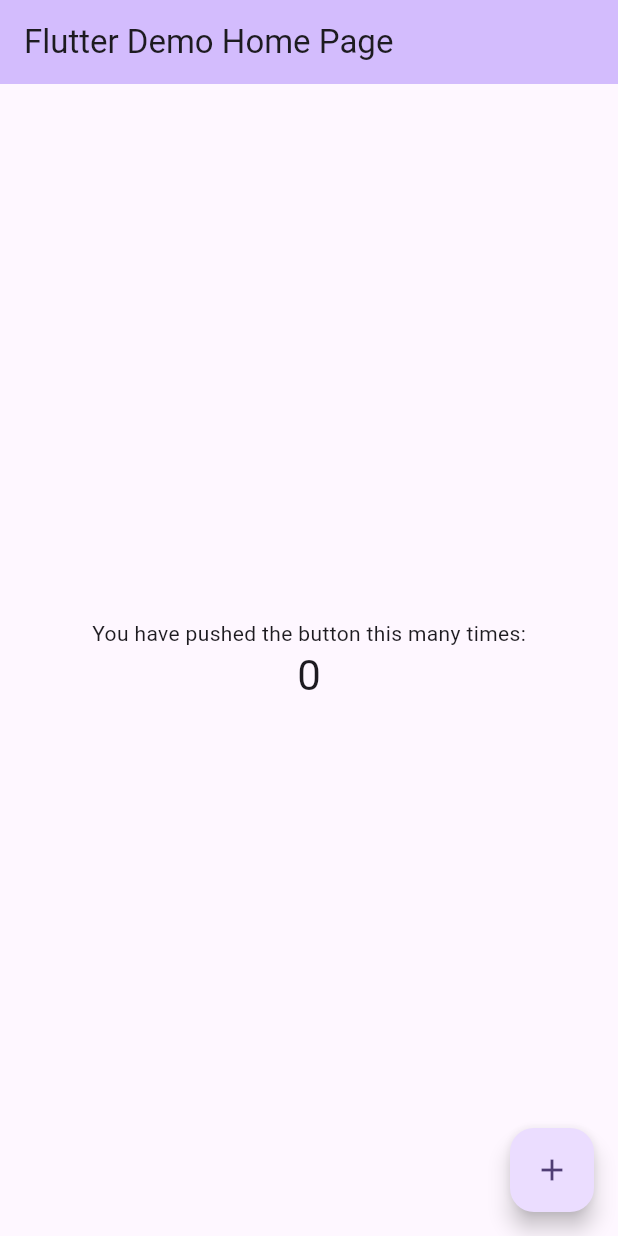
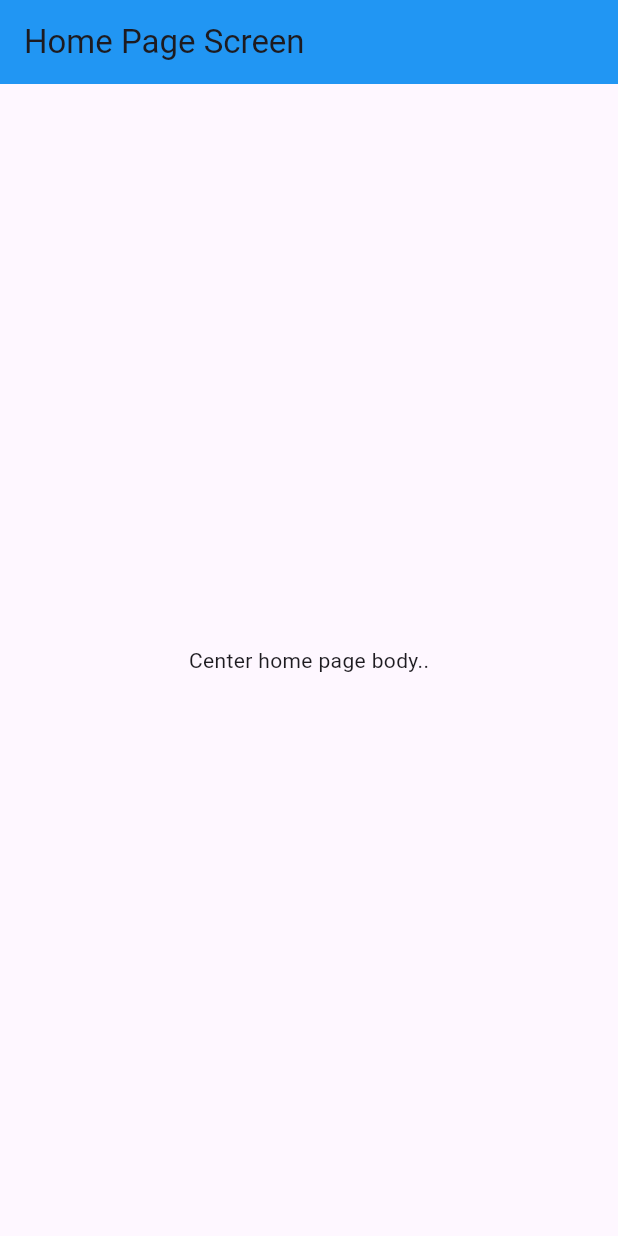
Before and after one commit to jamydevelop/Jodally-Flutter-App, a Flutter app: the screen it shows after launch, on a phone screen of 412 x 824 dp. Run offline on Flutter 3.47's test engine with Material 3 defaults, Android fonts, the phone set to English and light mode, and no system bars.

Commit message:
Initial home page

```diff
--- a/jodally_flutter_app/lib/main.dart
+++ b/jodally_flutter_app/lib/main.dart
@@ -1,4 +1,5 @@
 import 'package:flutter/material.dart';
+import 'package:jodally_flutter_app/views/homepage_screen.dart';
 
 void main() {
   runApp(const MyApp());
@@ -10,58 +11,12 @@ class MyApp extends StatelessWidget {
   @override
   Widget build(BuildContext context) {
     return MaterialApp(
+      debugShowCheckedModeBanner: false,
       title: 'Flutter Demo',
       theme: ThemeData(
         colorScheme: ColorScheme.fromSeed(seedColor: Colors.deepPurple),
       ),
-      home: const MyHomePage(title: 'Flutter Demo Home Page'),
+      home: HomepageScreen(),
     );
   }
 }
-
-class MyHomePage extends StatefulWidget {
-  const MyHomePage({super.key, required this.title});
-
-  final String title;
-
-  @override
-  State<MyHomePage> createState() => _MyHomePageState();
-}
-
-class _MyHomePageState extends State<MyHomePage> {
-  int _counter = 0;
-
-  void _incrementCounter() {
-    setState(() {
-      _counter++;
-    });
-  }
-
-  @override
-  Widget build(BuildContext context) {
-    return Scaffold(
-      appBar: AppBar(
-        backgroundColor: Theme.of(context).colorScheme.inversePrimary,
-
-        title: Text(widget.title),
-      ),
-      body: Center(
-        child: Column(
-          mainAxisAlignment: MainAxisAlignment.center,
-          children: <Widget>[
-            const Text('You have pushed the button this many times:'),
-            Text(
-              '$_counter',
-              style: Theme.of(context).textTheme.headlineMedium,
-            ),
-          ],
-        ),
-      ),
-      floatingActionButton: FloatingActionButton(
-        onPressed: _incrementCounter,
-        tooltip: 'Increment',
-        child: const Icon(Icons.add),
-      ),
-    );
-  }
-}
--- /dev/null
+++ b/jodally_flutter_app/lib/views/homepage_screen.dart
@@ -0,0 +1,21 @@
+import 'package:flutter/material.dart';
+
+class HomepageScreen extends StatefulWidget {
+  const HomepageScreen({super.key});
+
+  @override
+  State<HomepageScreen> createState() => _HomepageScreenState();
+}
+
+class _HomepageScreenState extends State<HomepageScreen> {
+  @override
+  Widget build(BuildContext context) {
+    return Scaffold(
+      appBar: AppBar(
+        backgroundColor: Colors.blue,
+        title: Text('Home Page Screen'),
+      ),
+      body: Center(child: Text('Center home page body..')),
+    );
+  }
+}
```
